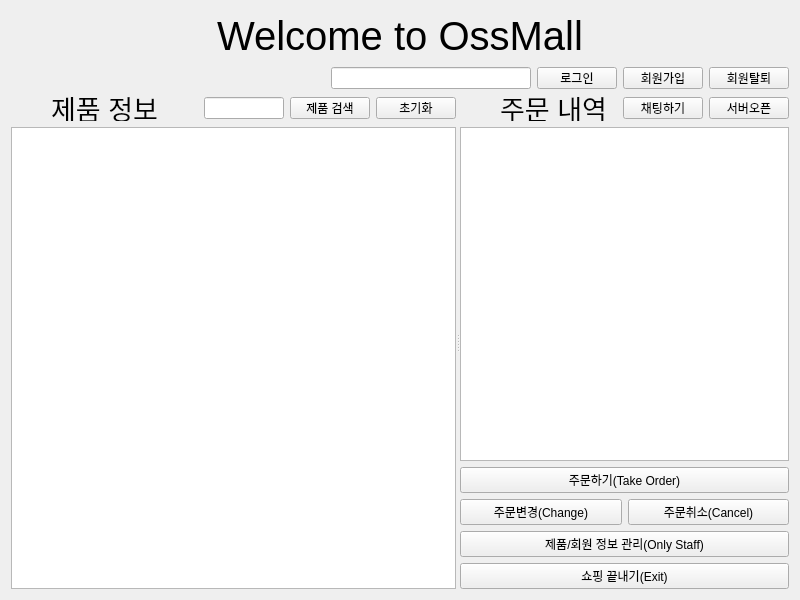
Old version of the form shoppingmanager.ui in the repository YJinPort/Qt_DB_Project.
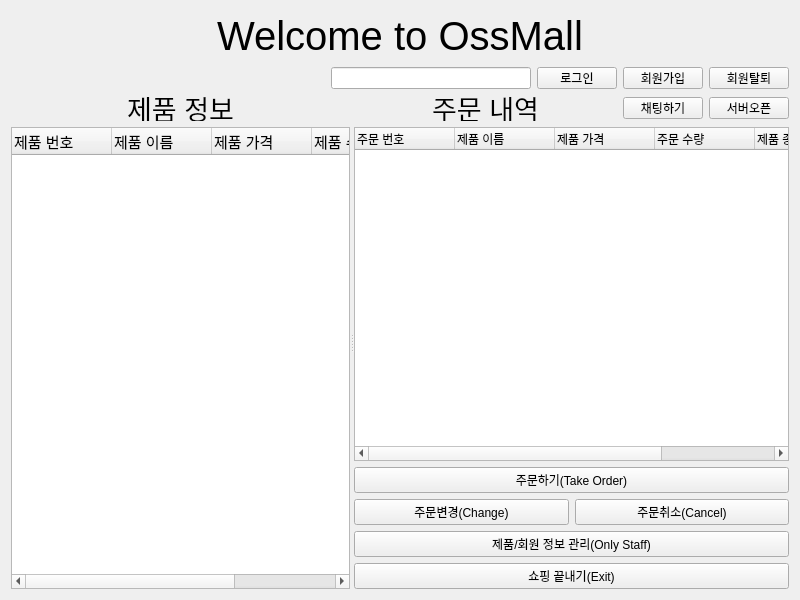
New version of the form.

The edit to the form file:
```diff
--- a/shoppingmanager.ui
+++ b/shoppingmanager.ui
@@ -195,52 +195,10 @@
              </property>
             </spacer>
            </item>
-           <item>
-            <widget class="QLineEdit" name="selectLineEdit">
-             <property name="maximumSize">
-              <size>
-               <width>200</width>
-               <height>22</height>
-              </size>
-             </property>
-            </widget>
-           </item>
-           <item>
-            <widget class="QPushButton" name="selectPushButton">
-             <property name="maximumSize">
-              <size>
-               <width>80</width>
-               <height>22</height>
-              </size>
-             </property>
-             <property name="text">
-              <string>제품 검색</string>
-             </property>
-            </widget>
-           </item>
-           <item>
-            <widget class="QPushButton" name="resetPushButton">
-             <property name="maximumSize">
-              <size>
-               <width>80</width>
-               <height>22</height>
-              </size>
-             </property>
-             <property name="text">
-              <string>초기화</string>
-             </property>
-            </widget>
-           </item>
           </layout>
          </item>
          <item>
-          <widget class="QTableView" name="productInfoTableView">
-           <property name="minimumSize">
-            <size>
-             <width>0</width>
-             <height>0</height>
-            </size>
-           </property>
+          <widget class="QTreeWidget" name="productInfoTreeWidget">
            <property name="font">
             <font>
              <pointsize>11</pointsize>
@@ -252,27 +210,43 @@
            <property name="autoScrollMargin">
             <number>16</number>
            </property>
-           <property name="editTriggers">
-            <set>QAbstractItemView::NoEditTriggers</set>
-           </property>
-           <property name="alternatingRowColors">
-            <bool>true</bool>
-           </property>
-           <property name="selectionBehavior">
-            <enum>QAbstractItemView::SelectRows</enum>
-           </property>
            <property name="textElideMode">
-            <enum>Qt::ElideLeft</enum>
+            <enum>Qt::ElideRight</enum>
            </property>
-           <property name="showGrid">
-            <bool>true</bool>
+           <property name="sortingEnabled">
+            <bool>false</bool>
            </property>
-           <property name="gridStyle">
-            <enum>Qt::SolidLine</enum>
-           </property>
-           <attribute name="verticalHeaderVisible">
+           <property name="allColumnsShowFocus">
             <bool>false</bool>
-           </attribute>
+           </property>
+           <property name="columnCount">
+            <number>5</number>
+           </property>
+           <column>
+            <property name="text">
+             <string>제품 번호</string>
+            </property>
+           </column>
+           <column>
+            <property name="text">
+             <string>제품 이름</string>
+            </property>
+           </column>
+           <column>
+            <property name="text">
+             <string>제품 가격</string>
+            </property>
+           </column>
+           <column>
+            <property name="text">
+             <string>제품 수량</string>
+            </property>
+           </column>
+           <column>
+            <property name="text">
+             <string>제품 종류</string>
+            </property>
+           </column>
           </widget>
          </item>
         </layout>
@@ -363,34 +337,46 @@
           </layout>
          </item>
          <item>
-          <widget class="QTableView" name="orderListTableView">
-           <property name="minimumSize">
-            <size>
-             <width>296</width>
-             <height>0</height>
-            </size>
-           </property>
+          <widget class="QTreeWidget" name="orderListTreeWidget">
            <property name="contextMenuPolicy">
             <enum>Qt::ActionsContextMenu</enum>
            </property>
            <property name="lineWidth">
             <number>1</number>
            </property>
-           <property name="editTriggers">
-            <set>QAbstractItemView::NoEditTriggers</set>
-           </property>
-           <property name="alternatingRowColors">
-            <bool>true</bool>
-           </property>
-           <property name="selectionBehavior">
-            <enum>QAbstractItemView::SelectRows</enum>
-           </property>
            <property name="textElideMode">
             <enum>Qt::ElideRight</enum>
            </property>
-           <attribute name="verticalHeaderVisible">
-            <bool>false</bool>
-           </attribute>
+           <column>
+            <property name="text">
+             <string>주문 번호</string>
+            </property>
+           </column>
+           <column>
+            <property name="text">
+             <string>제품 이름</string>
+            </property>
+           </column>
+           <column>
+            <property name="text">
+             <string>제품 가격</string>
+            </property>
+           </column>
+           <column>
+            <property name="text">
+             <string>주문 수량</string>
+            </property>
+           </column>
+           <column>
+            <property name="text">
+             <string>제품 종류</string>
+            </property>
+           </column>
+           <column>
+            <property name="text">
+             <string>배송 주소</string>
+            </property>
+           </column>
           </widget>
          </item>
          <item>
```
Left out of the diff: 16 changed lines with no effect on the pictures.
